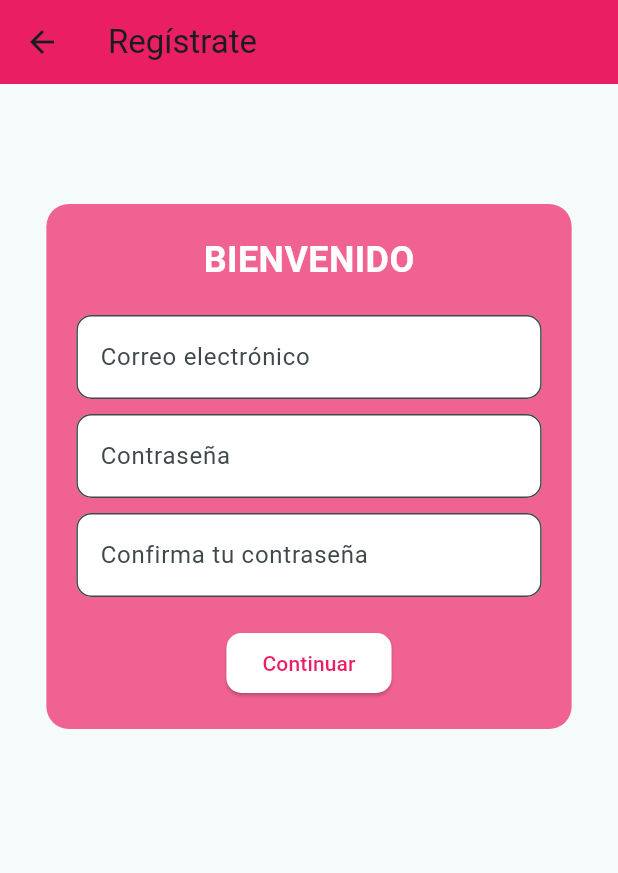
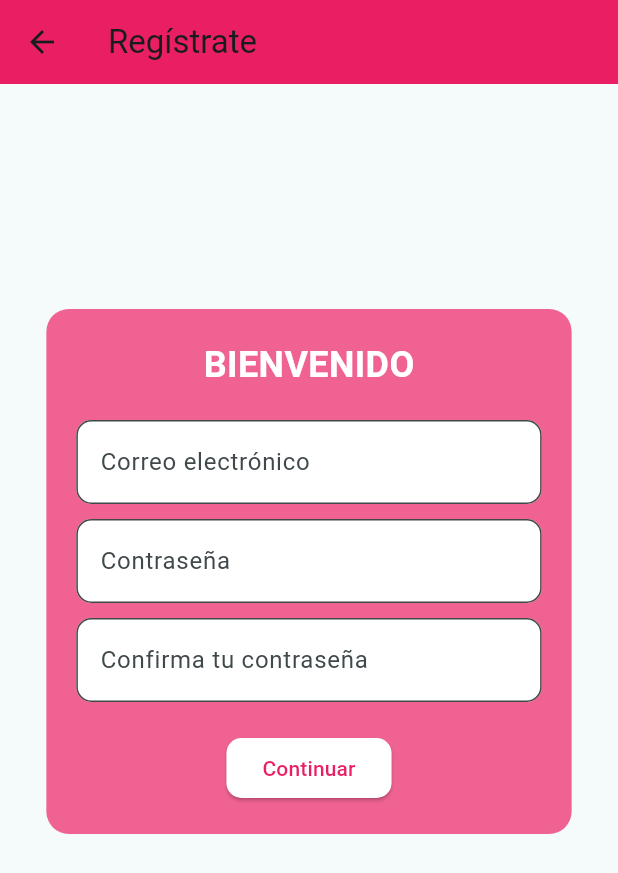
Before and after one commit to Sofia19c/AppFlutter, a Flutter app: the RegistratePage screen opened directly, on a phone screen of 412 x 824 dp. Shown: the top 873 px of the screen. Run offline on Flutter 3.47's test engine with Material 3 defaults, Android fonts, the phone set to English and light mode, and no system bars; our stand-ins replace youtube_player_flutter.

Commit message:
cambie la margen

```diff
--- a/flutter_application_1/lib/pages/registrate.dart
+++ b/flutter_application_1/lib/pages/registrate.dart
@@ -57,7 +57,7 @@ class _RegistratePageState extends State<RegistratePage> {
               child: Container(
                 width: MediaQuery.of(context).size.width * 0.85,
                 padding: const EdgeInsets.all(20.0),
-                margin: EdgeInsets.only(top: 80.0), // Mover el contenedor más abajo
+                margin: EdgeInsets.only(top: 150.0), // Mover el contenedor más abajo
                 decoration: BoxDecoration(
                   color: Colors.pink.shade300,
                   borderRadius: BorderRadius.circular(15),
```
